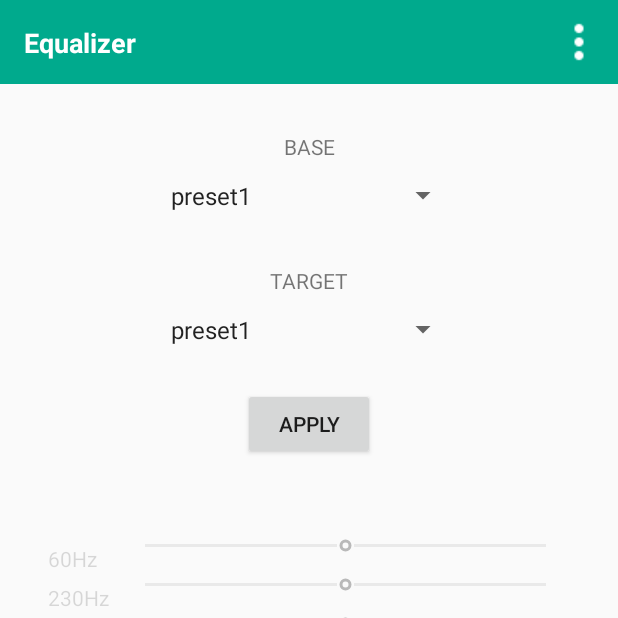
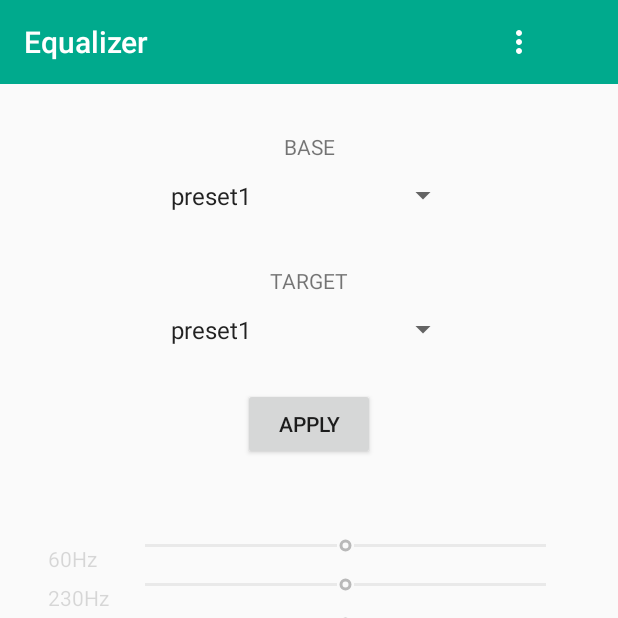
Before and after one commit to HyOsori/Equalizer, an Android app: the screen it shows after launch (MainActivity), on a phone screen of 412 x 824 dp, the top half of it. Run offline under Robolectric (Android 15) with nearby library versions, the phone set to English and light mode, and no system bars.

Commit message:
set tool bar

```diff
--- a/UX_UI/app/src/main/java/com/uxui/equalizer/hyosori/ux_ui/MainActivity.java
+++ b/UX_UI/app/src/main/java/com/uxui/equalizer/hyosori/ux_ui/MainActivity.java
@@ -4,12 +4,12 @@ import android.support.constraint.ConstraintLayout;
 import android.support.v7.app.AppCompatActivity;
 import android.os.Bundle;
 import android.support.v7.widget.Toolbar;
+import android.util.Log;
+import android.view.Menu;
+import android.view.MenuItem;
 import android.view.View;
 import android.widget.AdapterView;
-import android.widget.ArrayAdapter;
 import android.widget.Button;
-import android.widget.ImageButton;
-import android.widget.ListView;
 import android.widget.Spinner;
 
 public class MainActivity extends AppCompatActivity {
@@ -19,6 +19,9 @@ public class MainActivity extends AppCompatActivity {
     protected void onCreate(Bundle savedInstanceState) {
         super.onCreate(savedInstanceState);
         setContentView(R.layout.activity_main);
+
+        Toolbar toolbar = (Toolbar) findViewById(R.id.toolbar);
+        setSupportActionBar(toolbar);
 
         seekBars = (ConstraintLayout) findViewById(R.id.seekBarLayout);
 
@@ -68,13 +71,27 @@ public class MainActivity extends AppCompatActivity {
 
             }
         });
+    }
 
-        ImageButton moreMenuBtn = (ImageButton) findViewById(R.id.moreMenuBtn);
-        moreMenuBtn.setOnClickListener(new Button.OnClickListener() {
-            @Override
-            public void onClick(View view) {
-                /*VISIBLE*/
-            }
-        });
+    @Override
+    public boolean onCreateOptionsMenu(Menu menu) {
+        // Inflate the menu; this adds items to the action bar if it is present.
+        getMenuInflater().inflate(R.menu.menu_main, menu);
+        return true;
+    }
+
+    @Override
+    public boolean onOptionsItemSelected(MenuItem item) {
+        // Handle action bar item clicks here. The action bar will
+        // automatically handle clicks on the Home/Up button, so long
+        // as you specify a parent activity in AndroidManifest.xml.
+        int id = item.getItemId();
+
+        if (id == R.id.action_new) {
+
+            return true;
+        }
+
+        return super.onOptionsItemSelected(item);
     }
 }
--- a/UX_UI/app/src/main/res/layout/activity_main.xml
+++ b/UX_UI/app/src/main/res/layout/activity_main.xml
@@ -18,30 +18,16 @@
         app:layout_constraintLeft_toLeftOf="parent"
         app:layout_constraintHorizontal_bias="0.0">
 
-        <ImageButton
-            android:layout_width="wrap_content"
+        <android.support.v7.widget.Toolbar
+            android:layout_width="368dp"
             android:layout_height="wrap_content"
-            app:srcCompat="@drawable/ic_more_vert_white_24dp"
-            android:id="@+id/moreMenuBtn"
-            android:visibility="visible"
-            android:background="@android:color/transparent"
-            app:layout_constraintTop_toTopOf="parent"
-            app:layout_constraintRight_toRightOf="parent"
-            app:layout_constraintBottom_toBottomOf="parent"
-            android:layout_marginEnd="8dp"
-            android:layout_marginRight="8dp" />
-
-        <TextView
-            android:text="@string/app_name"
-            android:layout_width="wrap_content"
-            android:layout_height="wrap_content"
-            android:id="@+id/textView2"
-            android:textAppearance="@style/ActionBarTitleFont"
-            app:layout_constraintTop_toTopOf="parent"
-            app:layout_constraintBottom_toBottomOf="parent"
-            app:layout_constraintLeft_toLeftOf="parent"
-            android:layout_marginStart="16dp"
-            android:layout_marginLeft="16dp" />
+            android:background="?attr/colorPrimary"
+            android:theme="?attr/actionBarTheme"
+            android:minHeight="?attr/actionBarSize"
+            tools:layout_editor_absoluteY="63dp"
+            tools:layout_editor_absoluteX="8dp"
+            android:id="@+id/toolbar"
+            tools:ignore="MissingConstraints" />
 
     </android.support.constraint.ConstraintLayout>
 
--- /dev/null
+++ b/UX_UI/app/src/main/res/menu/menu_main.xml
@@ -0,0 +1,16 @@
+<?xml version="1.0" encoding="utf-8"?>
+<menu xmlns:android="http://schemas.android.com/apk/res/android"
+    xmlns:app="http://schemas.android.com/apk/res-auto"
+    xmlns:tools="http://schemas.android.com/tools"
+    tools:context="com.uxui.equalizer.hyosori.UX_UI.MainActivity">
+    <item
+        android:id="@+id/action_new"
+        android:orderInCategory="100"
+        android:title="@string/action_new"
+        app:showAsAction="never" />
+    <item
+        android:id="@+id/action_community"
+        android:orderInCategory="100"
+        android:title="@string/action_community"
+        app:showAsAction="never" />
+</menu>
--- a/UX_UI/app/src/main/res/values/strings.xml
+++ b/UX_UI/app/src/main/res/values/strings.xml
@@ -9,4 +9,7 @@
     <string name="frequency3">910Hz</string>
     <string name="frequency4">3.6kHz</string>
     <string name="frequency5">14kHz</string>
+
+    <string name="action_new">New Earphone</string>
+    <string name="action_community">Community</string>
 </resources>
```
